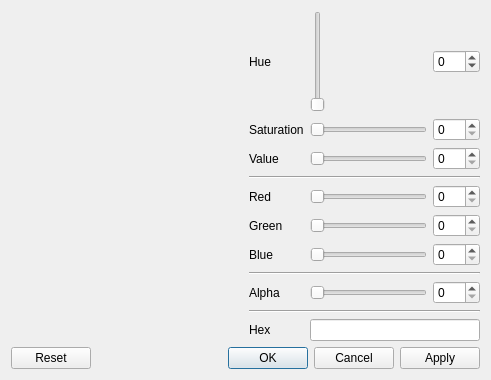
Before: the Qt Designer form ScriptCommunicator/colorWidgets/color_dialog.ui in szieke/ScriptCommunicator_serial-terminal, drawn with Qt 5.
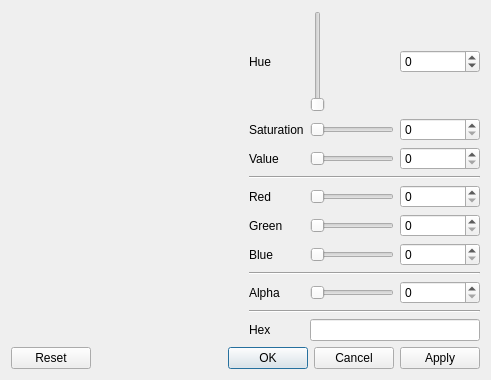
After: the same form once the commit is applied. Icons and pictures are not drawn. Custom widgets are drawn as their Qt base class.

```diff
--- a/ScriptCommunicator/colorWidgets/color_dialog.ui
+++ b/ScriptCommunicator/colorWidgets/color_dialog.ui
@@ -157,6 +157,12 @@
        </item>
        <item row="0" column="2">
         <widget class="QSpinBox" name="spin_hue">
+         <property name="minimumSize">
+          <size>
+           <width>80</width>
+           <height>0</height>
+          </size>
+         </property>
          <property name="wrapping">
           <bool>true</bool>
          </property>
```
